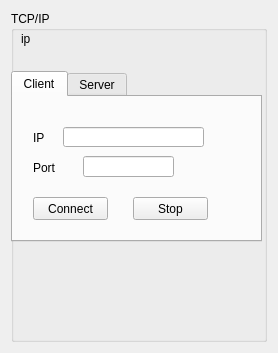
Before: the Qt Designer form ui/tcpip.ui in kengsini250/TiaoShiZhuShou, drawn with Qt 5.
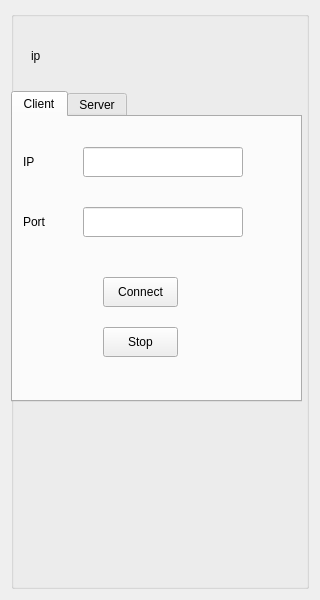
After: the same form once the commit is applied. The open tabs and pages were chosen to show the change.

The edit to the form file:
```diff
--- a/ui/tcpip.ui
+++ b/ui/tcpip.ui
@@ -6,10 +6,22 @@
    <rect>
     <x>0</x>
     <y>0</y>
-    <width>278</width>
-    <height>353</height>
+    <width>320</width>
+    <height>600</height>
    </rect>
   </property>
+  <property name="minimumSize">
+   <size>
+    <width>320</width>
+    <height>600</height>
+   </size>
+  </property>
+  <property name="maximumSize">
+   <size>
+    <width>320</width>
+    <height>600</height>
+   </size>
+  </property>
   <property name="windowTitle">
    <string>Form</string>
   </property>
@@ -17,15 +29,15 @@
    <item>
     <widget class="QGroupBox" name="tcpipBox">
      <property name="title">
-      <string>TCP/IP</string>
+      <string/>
      </property>
      <widget class="QLabel" name="localIpLabel">
       <property name="geometry">
        <rect>
-        <x>50</x>
-        <y>20</y>
+        <x>60</x>
+        <y>30</y>
         <width>201</width>
-        <height>16</height>
+        <height>30</height>
        </rect>
       </property>
       <property name="text">
@@ -35,10 +47,10 @@
      <widget class="QLabel" name="label">
       <property name="geometry">
        <rect>
-        <x>10</x>
-        <y>20</y>
-        <width>21</width>
-        <height>16</height>
+        <x>20</x>
+        <y>30</y>
+        <width>41</width>
+        <height>30</height>
        </rect>
       </property>
       <property name="text">
@@ -49,9 +61,9 @@
       <property name="geometry">
        <rect>
         <x>0</x>
-        <y>60</y>
-        <width>251</width>
-        <height>171</height>
+        <y>80</y>
+        <width>291</width>
+        <height>311</height>
        </rect>
       </property>
       <property name="tabPosition">
@@ -67,10 +79,10 @@
        <widget class="QLabel" name="clientIpLabel">
         <property name="geometry">
          <rect>
-          <x>20</x>
+          <x>10</x>
           <y>30</y>
-          <width>21</width>
-          <height>21</height>
+          <width>51</width>
+          <height>30</height>
          </rect>
         </property>
         <property name="text">
@@ -80,10 +92,10 @@
        <widget class="QLineEdit" name="ipLineEdit">
         <property name="geometry">
          <rect>
-          <x>50</x>
+          <x>70</x>
           <y>30</y>
-          <width>141</width>
-          <height>20</height>
+          <width>160</width>
+          <height>30</height>
          </rect>
         </property>
        </widget>
@@ -91,19 +103,19 @@
         <property name="geometry">
          <rect>
           <x>70</x>
-          <y>59</y>
-          <width>91</width>
-          <height>21</height>
+          <y>90</y>
+          <width>160</width>
+          <height>30</height>
          </rect>
         </property>
        </widget>
        <widget class="QLabel" name="clientPortLabel">
         <property name="geometry">
          <rect>
-          <x>20</x>
-          <y>60</y>
+          <x>10</x>
+          <y>90</y>
           <width>50</width>
-          <height>21</height>
+          <height>30</height>
          </rect>
         </property>
         <property name="text">
@@ -113,10 +125,10 @@
        <widget class="QPushButton" name="connectButton">
         <property name="geometry">
          <rect>
-          <x>20</x>
-          <y>100</y>
+          <x>90</x>
+          <y>160</y>
           <width>75</width>
-          <height>23</height>
+          <height>30</height>
          </rect>
         </property>
         <property name="text">
@@ -126,10 +138,10 @@
        <widget class="QPushButton" name="clientStopButton">
         <property name="geometry">
          <rect>
-          <x>120</x>
-          <y>100</y>
+          <x>90</x>
+          <y>210</y>
           <width>75</width>
-          <height>23</height>
+          <height>30</height>
          </rect>
         </property>
         <property name="text">
```
Left out of the diff: 22 changed lines with no effect on the pictures.
